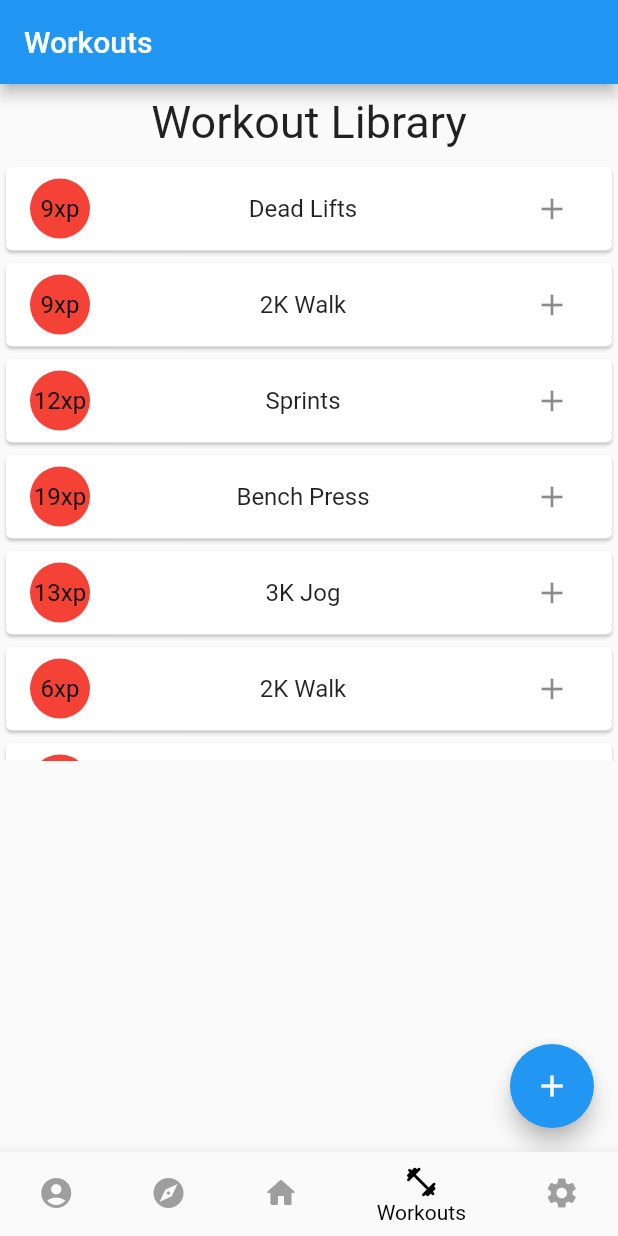
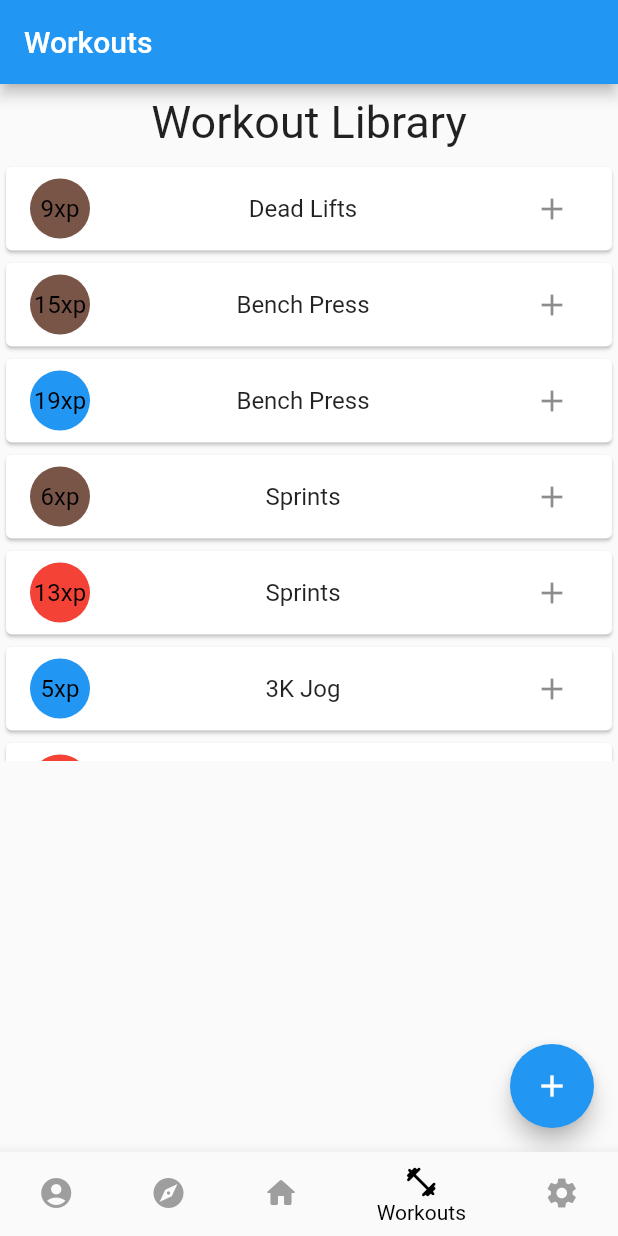
Before and after one commit to gmadharh/mobile_computing, a Flutter app: the screen it shows after launch, item 4 of the bottom bar chosen, on a phone screen of 412 x 824 dp. Run offline on Flutter 3.47's test engine with Material 2 defaults, Android fonts, the light colour scheme and no system bars.

Commit message:
Added random colours for workout (dummy)

```diff
--- a/lib/pages/workouts.dart
+++ b/lib/pages/workouts.dart
@@ -55,10 +55,12 @@
               icon: Icon(Icons.add),
             ),
             leading: CircleAvatar(
-              backgroundColor: Colors.red,
+              backgroundColor: getColor(),
               child: Text(
                 xpAmount + "xp",
-                style: TextStyle(color: Colors.black),
+                style: TextStyle(
+                  color: Colors.black,
+                ),
               ),
             ),
             title: Center(child: Text(workout)),
@@ -67,4 +69,19 @@
       ),
     );
   }
+
+  Color getColor() {
+    int num = _random.nextInt(3);
+    switch (num) {
+      case 0:
+        return Colors.blue;
+
+      case 1:
+        return Colors.red;
+      case 2:
+        return Colors.brown;
+      default:
+        return Colors.green;
+    }
+  }
 }
```
